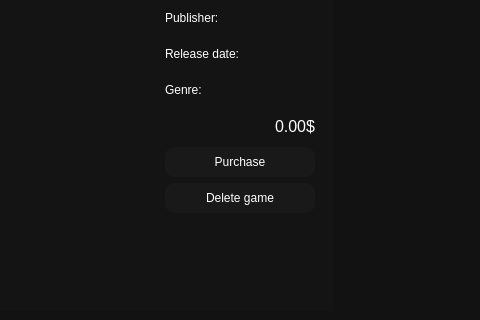
Old version of the form Foxlike/gamewindow.ui in the repository Lekantrop-gd/CourseProject; both pictures show x 391 to 871 and y 252 to 572 of the 982 by 572 pixel window.
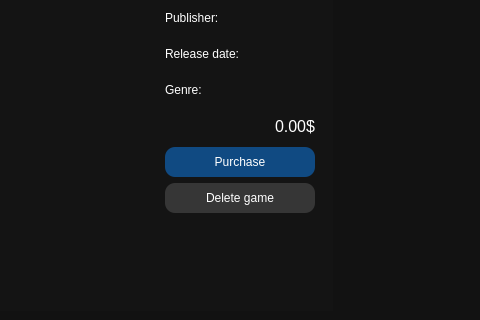
New version of the form. Icons and pictures are not drawn.

Diff of the .ui file:
```diff
--- a/Foxlike/gamewindow.ui
+++ b/Foxlike/gamewindow.ui
@@ -262,7 +262,7 @@
             </property>
             <property name="styleSheet">
              <string notr="true">QPushButton {
-	background-color: rgb(25, 25, 25);
+	background-color: rgb(16, 74, 130);
 	border-radius: 10%;
 }
 
@@ -290,7 +290,7 @@
             </property>
             <property name="styleSheet">
              <string notr="true">QPushButton {
-	background-color: rgb(25, 25, 25);
+	background-color: rgb(54, 54, 54);
 	border-radius: 10%;
 }
 
```
Left out of the diff: 4 changed lines with no effect on the pictures.
